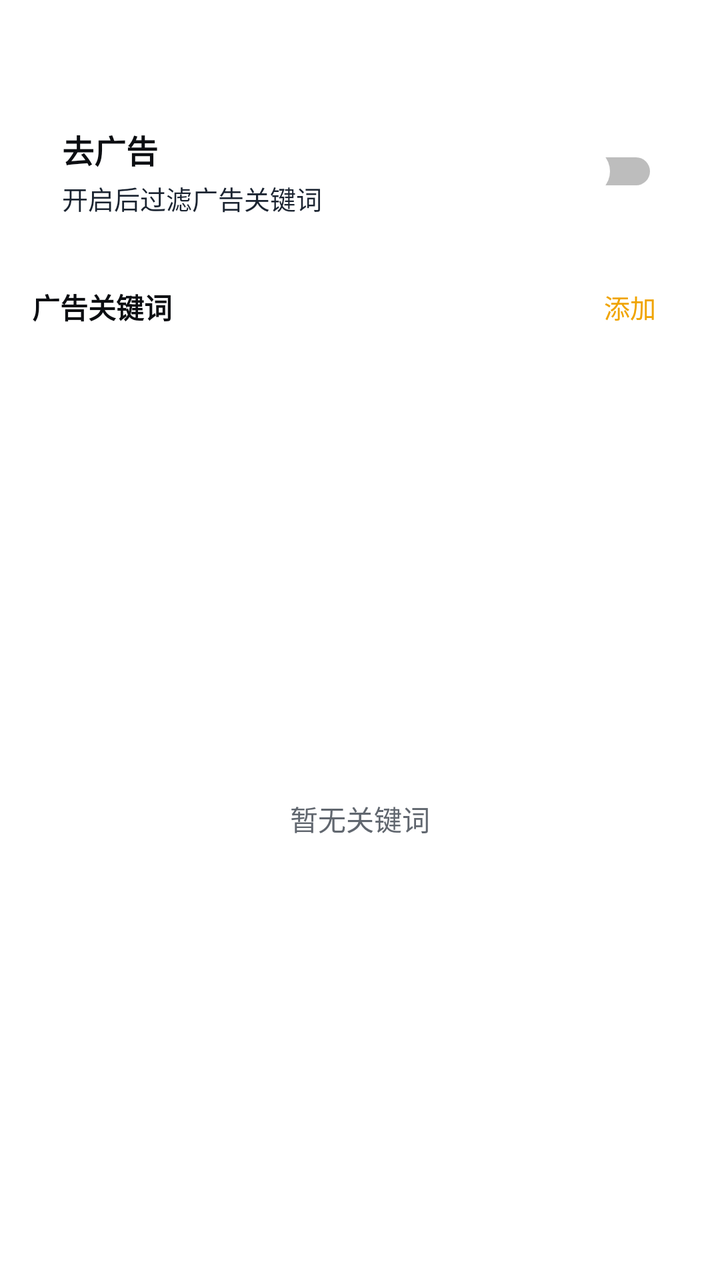
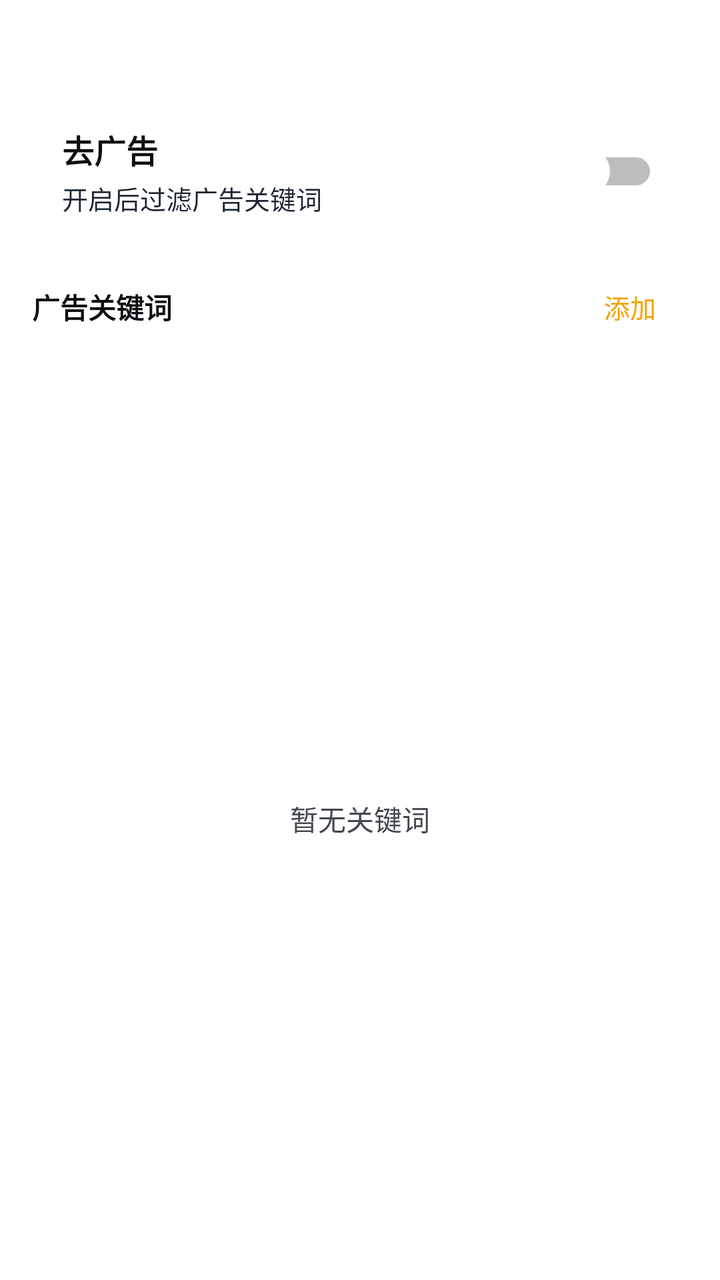

Screens rendered from an Android XML layout before and after an edit, with the pre-edit source and the edit as a unified diff.
<!-- AndroidManifest.xml: another module's application theme Theme.App -->
<!-- res/layout/activity_adblock.xml -->
<?xml version="1.0" encoding="utf-8"?>
<LinearLayout xmlns:android="http://schemas.android.com/apk/res/android"
    android:layout_width="match_parent"
    android:layout_height="match_parent"
    android:fitsSystemWindows="true"
    android:orientation="vertical">

    <LinearLayout
        android:layout_width="match_parent"
        android:layout_height="match_parent"
        android:orientation="vertical"
        android:paddingLeft="16dp"
        android:paddingRight="16dp"
        android:paddingTop="48dp">

        <LinearLayout
            android:layout_width="match_parent"
            android:layout_height="wrap_content"
            android:layout_marginBottom="12dp"
            android:background="@drawable/xc_setcard_v2"
            android:gravity="center_vertical"
            android:minHeight="64dp"
            android:orientation="horizontal"
            android:padding="15dp">
            <LinearLayout
                android:layout_width="0dp"
                android:layout_height="wrap_content"
                android:layout_weight="1"
                android:orientation="vertical">
                <TextView
                    android:layout_width="wrap_content"
                    android:layout_height="wrap_content"
                    android:text="去广告"
                    android:textColor="#0C0E12"
                    android:textSize="16sp"
                    android:textStyle="bold" />
                <TextView
                    android:layout_width="wrap_content"
                    android:layout_height="wrap_content"
                    android:layout_marginTop="3dp"
                    android:text="开启后过滤广告关键词"
                    android:textColor="#1B2431"
                    android:textSize="13sp" />
            </LinearLayout>
            <Switch
                android:id="@+id/sw_adblock"
                android:layout_width="wrap_content"
                android:layout_height="wrap_content"
                android:thumb="@drawable/xc_switch_thumb" />
        </LinearLayout>

        <LinearLayout
            android:layout_width="match_parent"
            android:layout_height="wrap_content"
            android:orientation="horizontal"
            android:gravity="center_vertical"
            android:layout_marginBottom="8dp">
            <TextView
                android:layout_width="0dp"
                android:layout_height="wrap_content"
                android:layout_weight="1"
                android:text="广告关键词"
                android:textColor="#0C0E12"
                android:textSize="14sp"
                android:textStyle="bold" />
            <TextView
                android:id="@+id/btn_add_keyword"
                android:layout_width="wrap_content"
                android:layout_height="wrap_content"
                android:background="@drawable/xc_setcard_v2"
                android:paddingLeft="16dp"
                android:paddingRight="16dp"
                android:paddingTop="8dp"
                android:paddingBottom="8dp"
                android:text="添加"
                android:textColor="#F0A400"
                android:textSize="13sp" />
        </LinearLayout>

        <TextView
            android:id="@+id/tv_empty"
            android:layout_width="match_parent"
            android:layout_height="0dp"
            android:layout_weight="1"
            android:gravity="center"
            android:text="暂无关键词"
            android:textColor="#61676F"
            android:textSize="14sp" />

        <androidx.recyclerview.widget.RecyclerView
            android:id="@+id/rv_keywords"
            android:layout_width="match_parent"
            android:layout_height="0dp"
            android:layout_weight="1"
            android:clipToPadding="false"
            android:paddingBottom="16dp"
            android:visibility="gone" />
    </LinearLayout>
</LinearLayout>
<!-- resources referenced by this layout -->
<resources>
  <!-- drawable xc_setcard_v2 (drawable) -->
  <?xml version="1.0" encoding="utf-8"?>
  <shape xmlns:android="http://schemas.android.com/apk/res/android" android:shape="rectangle">
      <corners android:radius="10dp" />
      <solid android:color="#57FFFFFF" />
      <stroke android:width="1dp" android:color="#61FFFFFF" />
  </shape>
  <!-- drawable xc_switch_thumb (drawable) -->
  <?xml version="1.0" encoding="utf-8"?>
  <selector xmlns:android="http://schemas.android.com/apk/res/android">
      <item android:state_checked="true">
          <shape android:shape="oval">
              <solid android:color="#f0a400" />
              <size android:width="24dp" android:height="24dp" />
          </shape>
      </item>
      <item>
          <shape android:shape="oval">
              <solid android:color="#FFFFFF" />
              <size android:width="24dp" android:height="24dp" />
          </shape>
      </item>
  </selector>
  <style name="Theme.App" parent="Theme.XingChen">
          <item name="android:windowDisablePreview">true</item>
          <item name="android:windowSplashScreenBackground">#000000</item>
          <item name="android:windowBackground">#000000</item>
      </style>
  <style name="Theme.XingChen" parent="Theme.Material3.DayNight.NoActionBar">
          <item name="android:windowBackground">@android:color/transparent</item>
                <item name="android:colorBackground">@android:color/transparent</item>
          <item name="colorPrimary">#f0a400</item>
          <item name="colorPrimaryVariant">#c07f00</item>
          <item name="colorOnPrimary">@android:color/white</item>
      </style>
</resources>

<!-- the commit's change to res/layout/activity_adblock.xml (unified diff, before → after) -->
@@ -84,7 +84,7 @@
             android:layout_weight="1"
             android:gravity="center"
             android:text="暂无关键词"
-            android:textColor="#61676F"
+            android:textColor="#43484F"
             android:textSize="14sp" />
 
         <androidx.recyclerview.widget.RecyclerView
